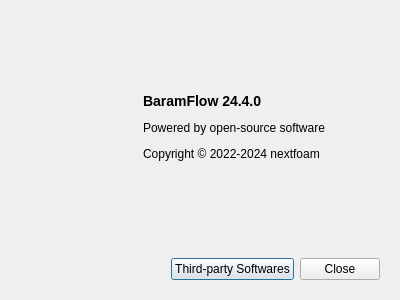
The window that baramFlow/view/main_window/menu/help/about_dialog.ui (nextfoam/baram) describes before a commit, drawn with Qt 5.
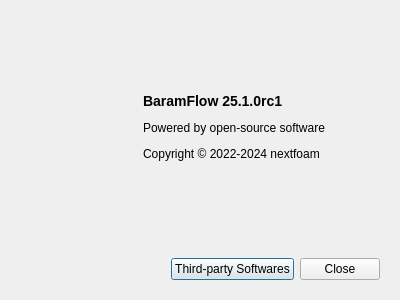
The same window after the commit.

The edit to the form file:
```diff
--- a/baramFlow/view/main_window/menu/help/about_dialog.ui
+++ b/baramFlow/view/main_window/menu/help/about_dialog.ui
@@ -90,7 +90,7 @@
          </sizepolicy>
         </property>
         <property name="text">
-         <string>&lt;p&gt;&lt;b&gt;&lt;font size=&quot;4&quot;&gt;BaramFlow 24.4.0&lt;/font&gt;&lt;/b&gt;&lt;/p&gt;
+         <string>&lt;p&gt;&lt;b&gt;&lt;font size=&quot;4&quot;&gt;BaramFlow 25.1.0rc1&lt;/font&gt;&lt;/b&gt;&lt;/p&gt;
 
 &lt;p&gt;Powered by open-source software&lt;/p&gt;
 
```
